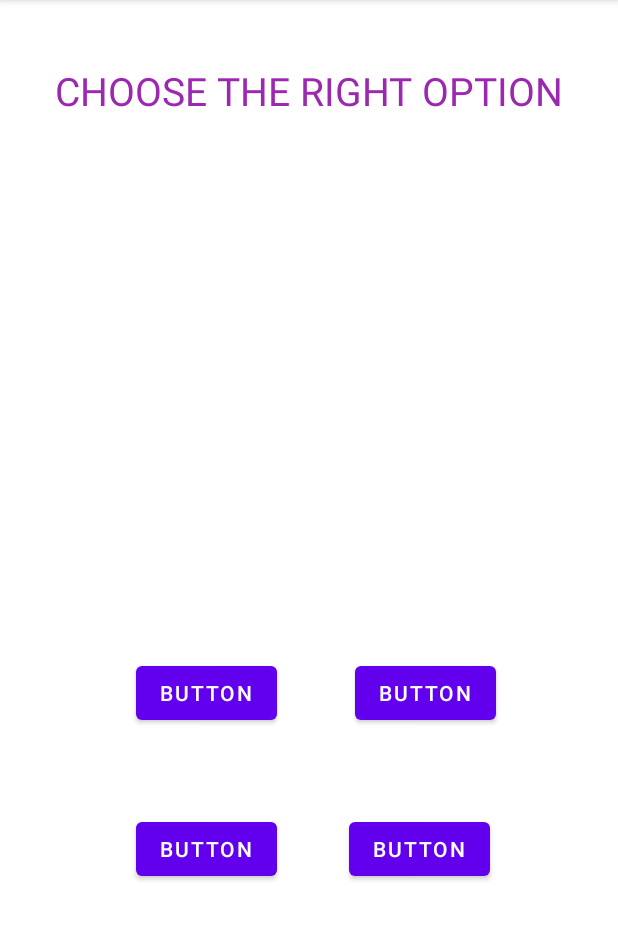
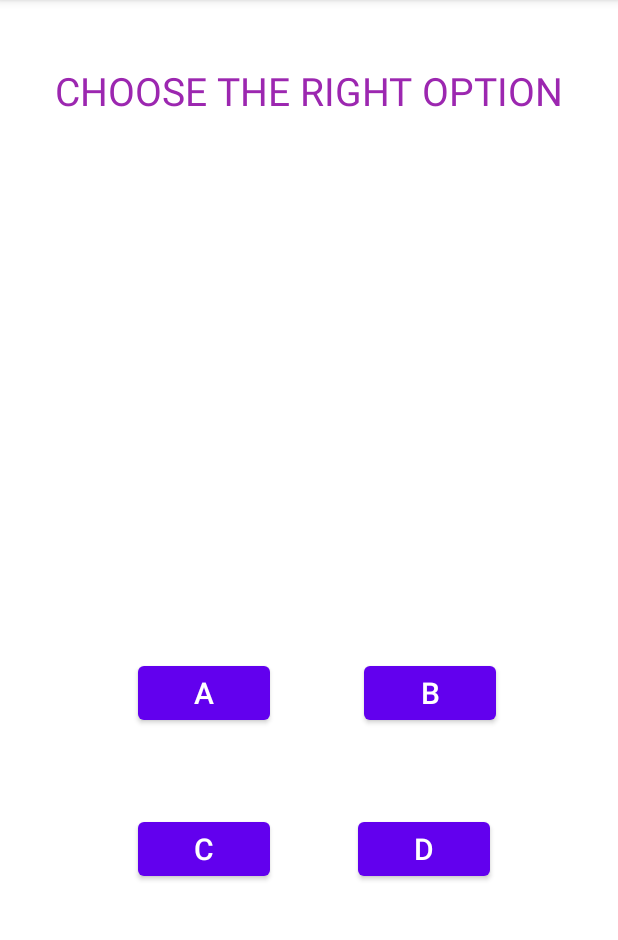
Before and after one commit to UsamaJaved35/EASY-LEARNINGABC, an Android app: the ExamPage screen opened directly, with no data from a screen before it, on a phone screen of 412 x 824 dp, the part 84-1024 px from its top. Run offline under Robolectric (Android 15) with nearby library versions, the light colour scheme and no system bars.

Commit message:
Some changes in Exam Layout page

```diff
--- a/app/src/main/res/layout/activity_exam_page.xml
+++ b/app/src/main/res/layout/activity_exam_page.xml
@@ -38,7 +38,8 @@
         android:layout_height="wrap_content"
         android:layout_marginStart="32dp"
         android:layout_marginTop="60dp"
-        android:text="Button"
+        android:text="A"
+        android:textSize="20sp"
         app:layout_constraintEnd_toStartOf="@+id/button2"
         app:layout_constraintHorizontal_bias="0.105"
         app:layout_constraintStart_toStartOf="@+id/imageView2"
@@ -50,7 +51,8 @@
         android:layout_height="wrap_content"
         android:layout_marginTop="60dp"
         android:layout_marginEnd="28dp"
-        android:text="Button"
+        android:text="B"
+        android:textSize="20sp"
         app:layout_constraintEnd_toEndOf="@+id/imageView2"
         app:layout_constraintTop_toBottomOf="@+id/imageView2" />
 
@@ -58,7 +60,8 @@
         android:id="@+id/button3"
         android:layout_width="wrap_content"
         android:layout_height="wrap_content"
-        android:text="Button"
+        android:text="C"
+        android:textSize="20sp"
         app:layout_constraintBottom_toBottomOf="parent"
         app:layout_constraintEnd_toStartOf="@+id/button4"
         app:layout_constraintHorizontal_bias="0.0"
@@ -71,9 +74,22 @@
         android:layout_width="wrap_content"
         android:layout_height="wrap_content"
         android:layout_marginEnd="4dp"
-        android:text="Button"
+        android:text="D"
+        android:textSize="20sp"
         app:layout_constraintBottom_toBottomOf="parent"
         app:layout_constraintEnd_toEndOf="@+id/button2"
         app:layout_constraintTop_toBottomOf="@+id/button2"
         app:layout_constraintVertical_bias="0.24" />
+
+    <TextView
+        android:id="@+id/textView2"
+        android:layout_width="wrap_content"
+        android:layout_height="wrap_content"
+        android:textColor="#9C27B0"
+        android:textSize="20sp"
+        app:layout_constraintBottom_toBottomOf="parent"
+        app:layout_constraintEnd_toEndOf="parent"
+        app:layout_constraintStart_toStartOf="parent"
+        app:layout_constraintTop_toBottomOf="@+id/imageView2"
+        app:layout_constraintVertical_bias="0.747" />
 </androidx.constraintlayout.widget.ConstraintLayout>
```
